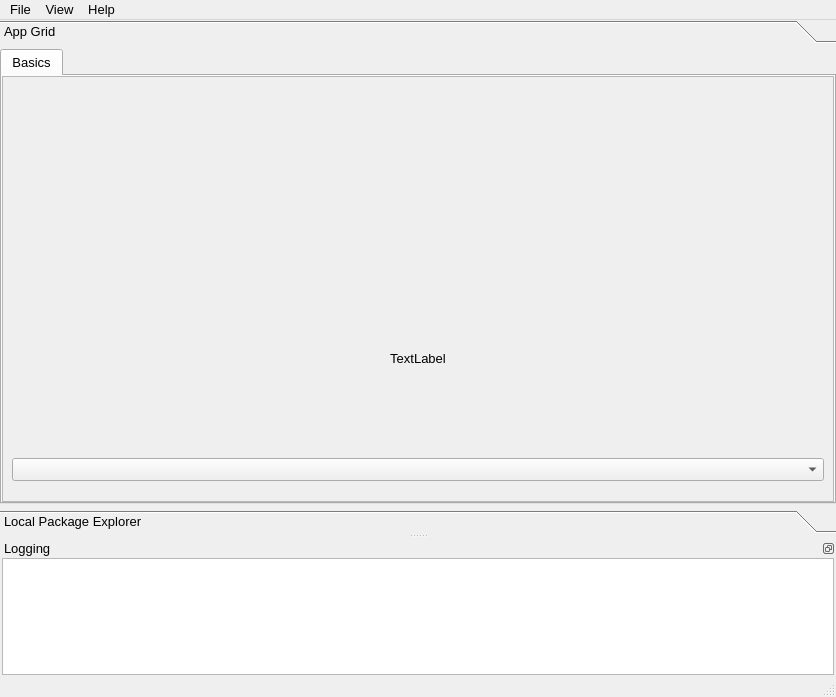
First picture: the form in src/conan_app_launcher/ui/main.ui, repository goszpeti/conan_explorer, before the edit.
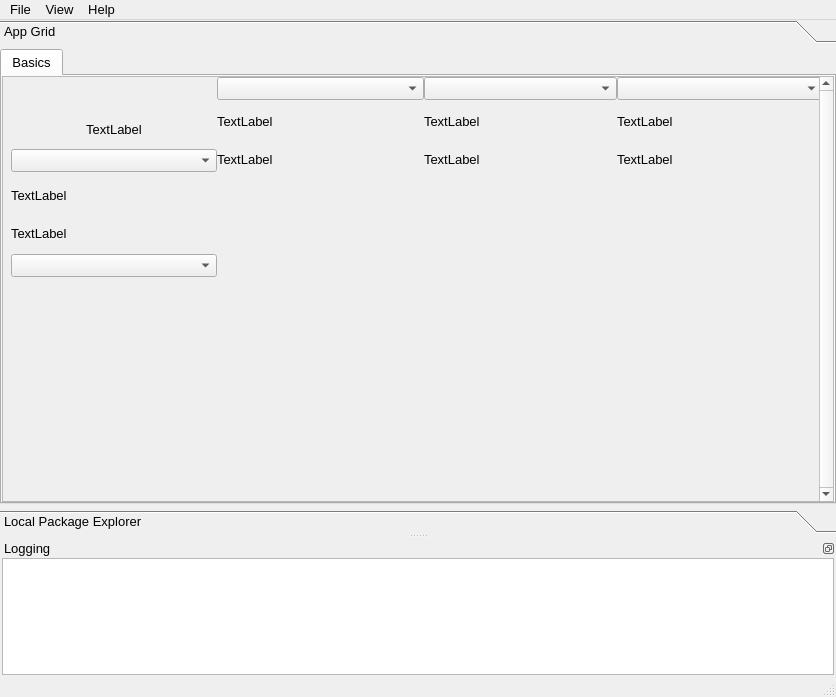
Second picture: the form after the edit. Icons and pictures are not drawn.

What changed in the file:
```diff
--- a/src/conan_app_launcher/ui/main.ui
+++ b/src/conan_app_launcher/ui/main.ui
@@ -120,12 +120,12 @@
            <attribute name="title">
             <string>Basics</string>
            </attribute>
-           <layout class="QVBoxLayout" name="verticalLayout_8">
+           <layout class="QVBoxLayout" name="verticalLayout_8" stretch="0">
             <property name="spacing">
              <number>0</number>
             </property>
             <property name="sizeConstraint">
-             <enum>QLayout::SetNoConstraint</enum>
+             <enum>QLayout::SetMinimumSize</enum>
             </property>
             <property name="leftMargin">
              <number>0</number>
@@ -142,25 +142,25 @@
             <item>
              <widget class="QScrollArea" name="tab_scroll_area">
               <property name="sizePolicy">
-               <sizepolicy hsizetype="MinimumExpanding" vsizetype="MinimumExpanding">
+               <sizepolicy hsizetype="Expanding" vsizetype="MinimumExpanding">
                 <horstretch>0</horstretch>
                 <verstretch>0</verstretch>
                </sizepolicy>
               </property>
               <property name="verticalScrollBarPolicy">
-               <enum>Qt::ScrollBarAlwaysOff</enum>
+               <enum>Qt::ScrollBarAlwaysOn</enum>
               </property>
               <property name="horizontalScrollBarPolicy">
                <enum>Qt::ScrollBarAlwaysOff</enum>
               </property>
               <property name="sizeAdjustPolicy">
-               <enum>QAbstractScrollArea::AdjustIgnored</enum>
+               <enum>QAbstractScrollArea::AdjustToContents</enum>
               </property>
               <property name="widgetResizable">
                <bool>false</bool>
               </property>
               <property name="alignment">
-               <set>Qt::AlignCenter</set>
+               <set>Qt::AlignHCenter|Qt::AlignTop</set>
               </property>
               <widget class="QWidget" name="tab_scroll_area_widgets">
                <property name="geometry">
@@ -168,11 +168,11 @@
                  <x>0</x>
                  <y>0</y>
                  <width>828</width>
-                 <height>420</height>
+                 <height>415</height>
                 </rect>
                </property>
                <property name="sizePolicy">
-                <sizepolicy hsizetype="MinimumExpanding" vsizetype="MinimumExpanding">
+                <sizepolicy hsizetype="Expanding" vsizetype="MinimumExpanding">
                  <horstretch>0</horstretch>
                  <verstretch>0</verstretch>
                 </sizepolicy>
@@ -192,9 +192,9 @@
                <property name="layoutDirection">
                 <enum>Qt::LeftToRight</enum>
                </property>
-               <layout class="QGridLayout" name="tab1_grid_layout" rowstretch="1,0,0" columnstretch="1,0,0,0">
+               <layout class="QGridLayout" name="tab1_grid_layout" rowstretch="0,0,0" columnstretch="0,0,0,0" rowminimumheight="100,100,0" columnminimumwidth="193,193,193,193">
                 <property name="sizeConstraint">
-                 <enum>QLayout::SetMinAndMaxSize</enum>
+                 <enum>QLayout::SetMinimumSize</enum>
                 </property>
                 <property name="leftMargin">
                  <number>8</number>
@@ -215,12 +215,103 @@
                  <layout class="QVBoxLayout" name="verticalLayout_5"/>
                 </item>
                 <item row="0" column="3">
-                 <layout class="QVBoxLayout" name="verticalLayout_6"/>
+                 <layout class="QVBoxLayout" name="verticalLayout_6">
+                  <property name="spacing">
+                   <number>3</number>
+                  </property>
+                  <property name="sizeConstraint">
+                   <enum>QLayout::SetFixedSize</enum>
+                  </property>
+                  <item>
+                   <widget class="QComboBox" name="comboBox_2"/>
+                  </item>
+                  <item>
+                   <widget class="QLabel" name="label_4">
+                    <property name="text">
+                     <string>TextLabel</string>
+                    </property>
+                   </widget>
+                  </item>
+                  <item>
+                   <widget class="QLabel" name="label_3">
+                    <property name="text">
+                     <string>TextLabel</string>
+                    </property>
+                   </widget>
+                  </item>
+                 </layout>
+                </item>
+                <item row="0" column="2">
+                 <layout class="QVBoxLayout" name="verticalLayout_5">
+                  <property name="spacing">
+                   <number>3</number>
+                  </property>
+                  <property name="sizeConstraint">
+                   <enum>QLayout::SetFixedSize</enum>
+                  </property>
+                  <item>
+                   <widget class="QComboBox" name="comboBox">
+                    <property name="sizePolicy">
+                     <sizepolicy hsizetype="Preferred" vsizetype="Fixed">
+                      <horstretch>0</horstretch>
+                      <verstretch>0</verstretch>
+                     </sizepolicy>
+                    </property>
+                   </widget>
+                  </item>
+                  <item>
+                   <widget class="QLabel" name="label_2">
+                    <property name="text">
+                     <string>TextLabel</string>
+                    </property>
+                   </widget>
+                  </item>
+                  <item>
+                   <widget class="QLabel" name="label">
+                    <property name="sizePolicy">
+                     <sizepolicy hsizetype="Fixed" vsizetype="Preferred">
+                      <horstretch>0</horstretch>
+                      <verstretch>0</verstretch>
+                     </sizepolicy>
+                    </property>
+                    <property name="text">
+                     <string>TextLabel</string>
+                    </property>
+                   </widget>
+                  </item>
+                 </layout>
+                </item>
+                <item row="0" column="1">
+                 <layout class="QVBoxLayout" name="verticalLayout_4">
+                  <property name="spacing">
+                   <number>3</number>
+                  </property>
+                  <property name="sizeConstraint">
+                   <enum>QLayout::SetFixedSize</enum>
+                  </property>
+                  <item>
+                   <widget class="QComboBox" name="comboBox_4"/>
+                  </item>
+                  <item>
+                   <widget class="QLabel" name="label_8">
+                    <property name="text">
+                     <string>TextLabel</string>
+                    </property>
+                   </widget>
+                  </item>
+                  <item>
+                   <widget class="QLabel" name="label_7">
+                    <property name="text">
+                     <string>TextLabel</string>
+                    </property>
+                   </widget>
+                  </item>
+                 </layout>
                 </item>
                 <item row="0" column="0">
-                 <layout class="QVBoxLayout" name="verticalLayout_7" stretch="0,0,0">
+                 <layout class="QVBoxLayout" name="verticalLayout_7" stretch="0,0,0,0">
                   <property name="spacing">
-                   <number>10</number>
+                   <number>3</number>
                   </property>
                   <property name="sizeConstraint">
                    <enum>QLayout::SetFixedSize</enum>
@@ -269,18 +360,63 @@
                   <item>
                    <widget class="QComboBox" name="app_version"/>
                   </item>
+                  <item>
+                   <spacer name="verticalSpacer">
+                    <property name="orientation">
+                     <enum>Qt::Vertical</enum>
+                    </property>
+                    <property name="sizeType">
+                     <enum>QSizePolicy::Minimum</enum>
+                    </property>
+                    <property name="sizeHint" stdset="0">
+                     <size>
+                      <width>20</width>
+                      <height>5</height>
+                     </size>
+                    </property>
+                   </spacer>
+                  </item>
                  </layout>
                 </item>
-                <item row="2" column="0">
-                 <layout class="QVBoxLayout" name="verticalLayout_3"/>
-                </item>
                 <item row="1" column="0">
-                 <widget class="QWidget" name="widget" native="true">
-                  <layout class="QVBoxLayout" name="verticalLayout_2"/>
-                 </widget>
+                 <layout class="QVBoxLayout" name="verticalLayout_3">
+                  <property name="spacing">
+                   <number>3</number>
+                  </property>
+                  <property name="sizeConstraint">
+                   <enum>QLayout::SetMinimumSize</enum>
+                  </property>
+                  <item>
+                   <widget class="QLabel" name="label_5">
+                    <property name="text">
+                     <string>TextLabel</string>
+                    </property>
+                   </widget>
+                  </item>
+                  <item>
+                   <widget class="QLabel" name="label_6">
+                    <property name="text">
+                     <string>TextLabel</string>
+                    </property>
+                   </widget>
+                  </item>
+                  <item>
+                   <widget class="QComboBox" name="comboBox_3"/>
+                  </item>
+                 </layout>
                 </item>
-                <item row="0" column="1">
-                 <layout class="QVBoxLayout" name="verticalLayout_4"/>
+                <item row="2" column="1">
+                 <spacer name="verticalSpacer_3">
+                  <property name="orientation">
+                   <enum>Qt::Vertical</enum>
+                  </property>
+                  <property name="sizeHint" stdset="0">
+                   <size>
+                    <width>20</width>
+                    <height>40</height>
+                   </size>
+                  </property>
+                 </spacer>
                 </item>
                </layout>
               </widget>
```
Left out of the diff: 3 changed lines with no effect on the pictures.
